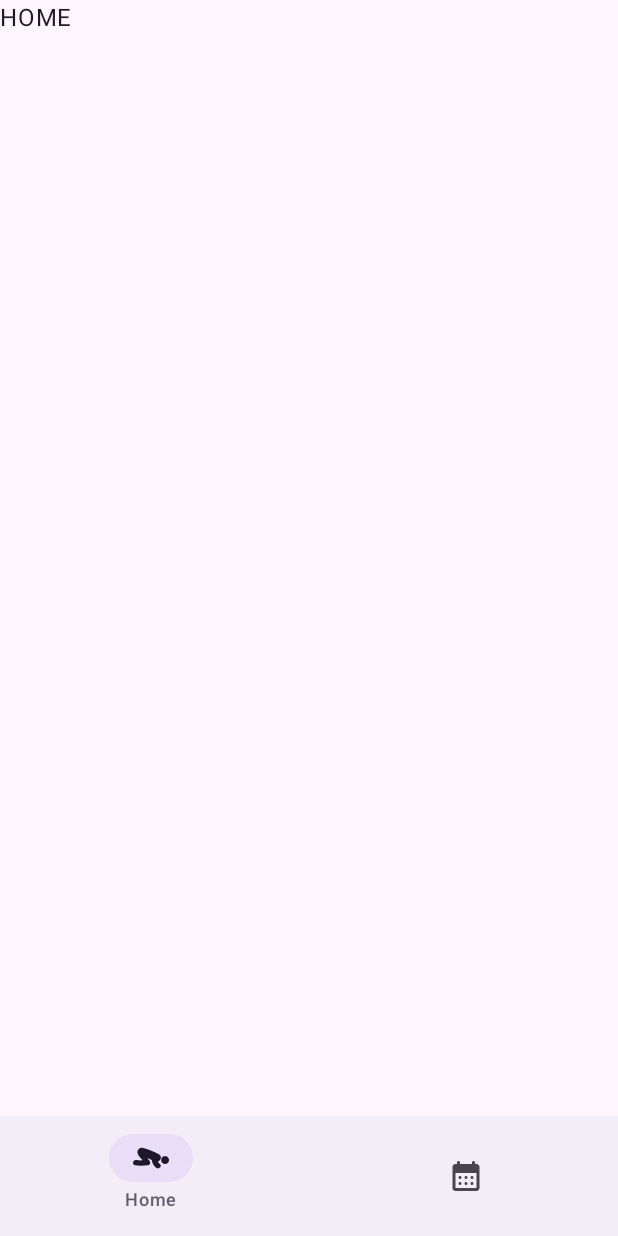
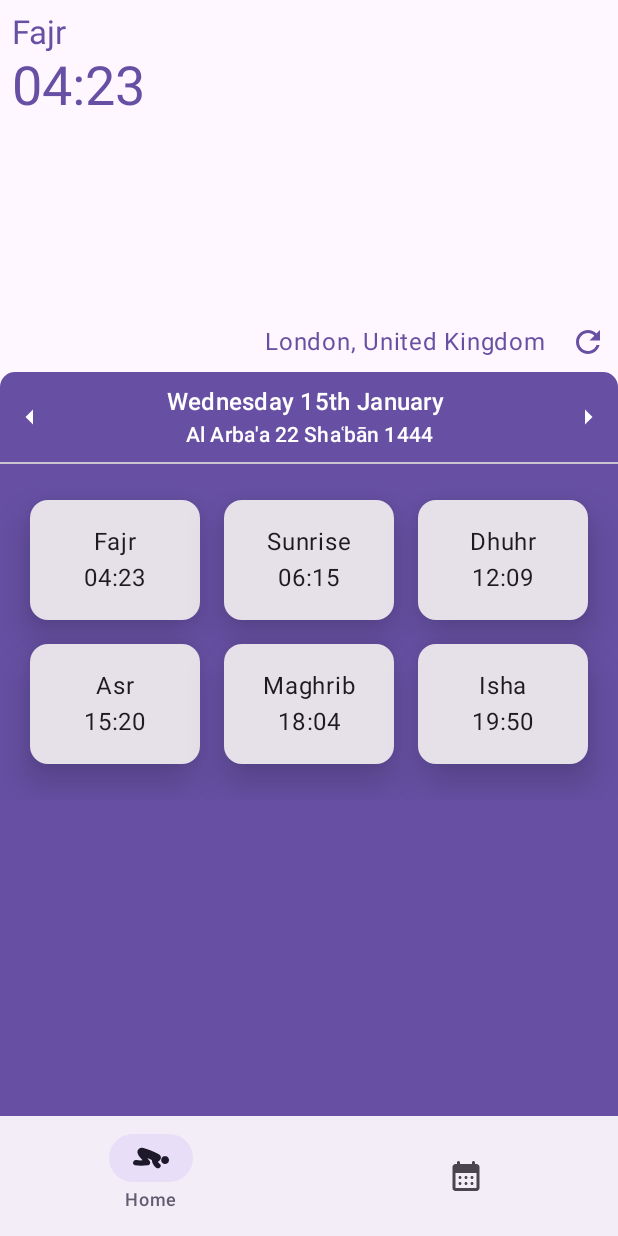
Before and after one commit to AlphaOmarDiallo/Duwagol, an Android app built with Jetpack Compose: the screen it shows after launch (MainActivity), on a phone screen of 412 x 824 dp. Run offline under Robolectric (Android 15) with nearby library versions, the phone set to English and light mode, and no system bars; our stand-ins replace Dagger/Hilt's generated code.

Commit message:
Home Ui V1 set

```diff
--- a/app/src/main/java/com/alphaomardiallo/duwagol/common/ui/theme/Theme.kt
+++ b/app/src/main/java/com/alphaomardiallo/duwagol/common/ui/theme/Theme.kt
@@ -74,7 +74,7 @@ private val DarkColors = darkColorScheme(
 @Composable
 fun DuwagolTheme(
     useDarkTheme: Boolean = isSystemInDarkTheme(),
-    content: @Composable() () -> Unit,
+    content: @Composable () -> Unit,
 ) {
     val colors = if (!useDarkTheme) {
         LightColors
--- /dev/null
+++ b/app/src/main/java/com/alphaomardiallo/duwagol/features/home/domain/PrayerUi.kt
@@ -0,0 +1,6 @@
+package com.alphaomardiallo.duwagol.features.home.domain
+
+data class PrayerUi(
+    val name: String,
+    val timing: String
+)
--- a/app/src/main/java/com/alphaomardiallo/duwagol/features/home/ui/HomeScreen.kt
+++ b/app/src/main/java/com/alphaomardiallo/duwagol/features/home/ui/HomeScreen.kt
@@ -1,7 +1,181 @@
+package com.alphaomardiallo.duwagol.features.home.ui
+
+import androidx.compose.foundation.layout.Arrangement
+import androidx.compose.foundation.layout.Column
+import androidx.compose.foundation.layout.PaddingValues
+import androidx.compose.foundation.layout.Row
+import androidx.compose.foundation.layout.Spacer
+import androidx.compose.foundation.layout.fillMaxSize
+import androidx.compose.foundation.layout.fillMaxWidth
+import androidx.compose.foundation.layout.height
+import androidx.compose.foundation.layout.padding
+import androidx.compose.foundation.lazy.grid.GridCells
+import androidx.compose.foundation.lazy.grid.LazyVerticalGrid
+import androidx.compose.foundation.shape.RoundedCornerShape
+import androidx.compose.material.icons.Icons
+import androidx.compose.material.icons.filled.Refresh
+import androidx.compose.material3.Card
+import androidx.compose.material3.CardDefaults
+import androidx.compose.material3.Divider
+import androidx.compose.material3.Icon
+import androidx.compose.material3.MaterialTheme
+import androidx.compose.material3.Surface
 import androidx.compose.material3.Text
 import androidx.compose.runtime.Composable
+import androidx.compose.ui.Alignment
+import androidx.compose.ui.Modifier
+import androidx.compose.ui.res.painterResource
+import androidx.compose.ui.tooling.preview.Preview
+import androidx.compose.ui.unit.dp
+import com.alphaomardiallo.duwagol.R
+import com.alphaomardiallo.duwagol.common.ui.theme.DuwagolTheme
+import com.alphaomardiallo.duwagol.features.home.domain.PrayerUi
 
 @Composable
-fun HomeScreen(){
-    Text(text = "HOME")
+fun HomeScreen() {
+    Column {
+        Surface(modifier = Modifier
+            .fillMaxSize()
+            .weight(1f)
+        ) {
+            NextPrayerSection()
+        }
+        Surface(modifier = Modifier
+            .fillMaxSize()
+            .weight(2f))
+        {
+            PrayerTimesSection()
+        }
+    }
 }
+
+/////////////////////////////////////////////////////////////
+/////// Top Section
+/////////////////////////////////////////////////////////////
+
+@Composable
+private fun NextPrayerSection() {
+    Column(modifier = Modifier.fillMaxSize(), verticalArrangement = Arrangement.SpaceBetween) {
+        Timings()
+        CurrentLocation()
+    }
+}
+
+@Composable
+private fun Timings() {
+    Column(modifier = Modifier
+        .fillMaxWidth()
+        .padding(8.dp),
+        verticalArrangement = Arrangement.Top,
+        horizontalAlignment = Alignment.Start) {
+        Text(text = "Fajr",
+            style = MaterialTheme.typography.titleLarge,
+            color = MaterialTheme.colorScheme.primary)
+        Text(text = "04:23",
+            style = MaterialTheme.typography.displaySmall,
+            color = MaterialTheme.colorScheme.primary)
+    }
+}
+
+@Composable
+private fun CurrentLocation() {
+    Row(modifier = Modifier
+        .fillMaxWidth()
+        .padding(8.dp),
+        verticalAlignment = Alignment.CenterVertically,
+        horizontalArrangement = Arrangement.End) {
+        Text(text = "London, United Kingdom",
+            style = MaterialTheme.typography.bodyLarge,
+            color = MaterialTheme.colorScheme.primary)
+        Spacer(modifier = Modifier.padding(8.dp))
+        Icon(imageVector = Icons.Default.Refresh,
+            contentDescription = "refresh",
+            tint = MaterialTheme.colorScheme.primary)
+    }
+}
+
+/////////////////////////////////////////////////////////////
+/////// Bottom Section
+/////////////////////////////////////////////////////////////
+
+@Composable
+private fun PrayerTimesSection() {
+    Card(
+        modifier = Modifier.fillMaxSize(),
+        shape = RoundedCornerShape(topStart = 10.dp,
+            topEnd = 10.dp,
+            bottomEnd = 0.dp,
+            bottomStart = 0.dp),
+        colors = CardDefaults.cardColors(containerColor = MaterialTheme.colorScheme.primary)
+    ) {
+        DateSection()
+        PrayerSection()
+    }
+}
+
+@Composable
+private fun DateSection() {
+    Row(modifier = Modifier
+        .fillMaxWidth()
+        .padding(8.dp),
+        horizontalArrangement = Arrangement.SpaceBetween,
+        verticalAlignment = Alignment.CenterVertically
+    ) {
+        Icon(painter = painterResource(id = R.drawable.ic_baseline_arrow_left_24),
+            contentDescription = "arrow left")
+        Column(horizontalAlignment = Alignment.CenterHorizontally) {
+            Text(text = "Wednesday 15th January ", style = MaterialTheme.typography.titleMedium)
+            Text(text = "Al Arba'a 22 Shaʿbān 1444", style = MaterialTheme.typography.titleSmall)
+        }
+        Icon(painter = painterResource(id = R.drawable.ic_baseline_arrow_right_24),
+            contentDescription = "arrow right")
+    }
+    Divider()
+}
+
+@Composable
+private fun PrayerSection() {
+    val timings = listOf(
+        PrayerUi(name = "Fajr", timing = "04:23"),
+        PrayerUi(name = "Sunrise", timing = "06:15"),
+        PrayerUi(name = "Dhuhr", timing = "12:09"),
+        PrayerUi(name = "Asr", timing = "15:20"),
+        PrayerUi(name = "Maghrib", timing = "18:04"),
+        PrayerUi(name = "Isha", timing = "19:50"),
+    )
+
+    LazyVerticalGrid(columns = GridCells.Adaptive(128.dp),
+        contentPadding = PaddingValues(horizontal = 12.dp, vertical = 16.dp)) {
+        items(timings.size) { prayer ->
+            Card(
+                modifier = Modifier
+                    .padding(8.dp)
+                    .height(80.dp),
+                elevation = CardDefaults.cardElevation(
+                    defaultElevation = 16.dp
+                )
+            ) {
+                Column(Modifier
+                    .fillMaxSize()
+                    .padding(16.dp),
+                    verticalArrangement = Arrangement.SpaceEvenly,
+                    horizontalAlignment = Alignment.CenterHorizontally) {
+                    Text(text = timings[prayer].name)
+                    Text(text = timings[prayer].timing)
+                }
+            }
+        }
+    }
+}
+
+/////////////////////////////////////////////////////////////
+/////// Preview Section
+/////////////////////////////////////////////////////////////
+
+@Preview
+@Composable
+fun HomeScreenPreview() {
+    DuwagolTheme {
+        HomeScreen()
+    }
+}
--- a/app/src/main/java/com/alphaomardiallo/duwagol/features/main/domain/MainNavigationGraph.kt
+++ b/app/src/main/java/com/alphaomardiallo/duwagol/features/main/domain/MainNavigationGraph.kt
@@ -2,6 +2,7 @@ import androidx.compose.runtime.Composable
 import androidx.navigation.NavHostController
 import androidx.navigation.compose.NavHost
 import androidx.navigation.compose.composable
+import com.alphaomardiallo.duwagol.features.home.ui.HomeScreen
 
 @Composable
 fun MainNavigation(navHostController: NavHostController){
--- a/app/src/main/java/com/alphaomardiallo/duwagol/features/main/ui/MainActivity.kt
+++ b/app/src/main/java/com/alphaomardiallo/duwagol/features/main/ui/MainActivity.kt
@@ -95,6 +95,6 @@ fun MainApp() {
 @Composable
 fun DefaultPreview() {
     DuwagolTheme {
-
+        MainApp()
     }
 }
--- /dev/null
+++ b/app/src/main/res/drawable/ic_baseline_arrow_left_24.xml
@@ -0,0 +1,5 @@
+<vector android:autoMirrored="true" android:height="24dp"
+    android:tint="#000000" android:viewportHeight="24"
+    android:viewportWidth="24" android:width="24dp" xmlns:android="http://schemas.android.com/apk/res/android">
+    <path android:fillColor="@android:color/white" android:pathData="M14,7l-5,5 5,5V7z"/>
+</vector>
--- /dev/null
+++ b/app/src/main/res/drawable/ic_baseline_arrow_right_24.xml
@@ -0,0 +1,5 @@
+<vector android:autoMirrored="true" android:height="24dp"
+    android:tint="#000000" android:viewportHeight="24"
+    android:viewportWidth="24" android:width="24dp" xmlns:android="http://schemas.android.com/apk/res/android">
+    <path android:fillColor="@android:color/white" android:pathData="M10,17l5,-5 -5,-5v10z"/>
+</vector>
```
